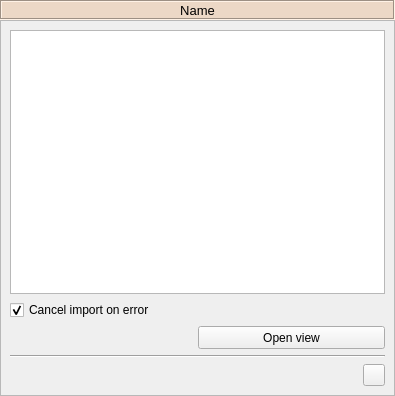
First picture: the form in spinetoolbox/project_items/combiner/ui/combiner_properties.ui, repository spine-tools/Spine-Toolbox, before the edit.
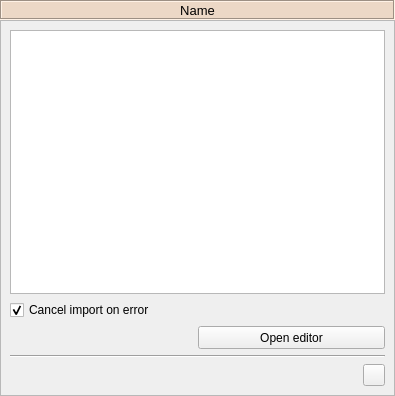
Second picture: the form after the edit. Icons and pictures are not drawn. Custom widgets are drawn as their Qt base class.

Commit message:
Combiner, Data Store, and View Properties button text changed to 'Open editor'
- Some UI widget renaming
- Combiner and View properties context-menus now have 'Open editor' option
- Fixed Combiner Properties context-menu

Re Issue #764

```diff
--- a/spinetoolbox/project_items/combiner/ui/combiner_properties.ui
+++ b/spinetoolbox/project_items/combiner/ui/combiner_properties.ui
@@ -182,7 +182,7 @@
             <string>&lt;html&gt;&lt;head/&gt;&lt;body&gt;&lt;p&gt;Open Data store view for selected db references&lt;/p&gt;&lt;/body&gt;&lt;/html&gt;</string>
            </property>
            <property name="text">
-            <string>Open view</string>
+            <string>Open editor</string>
            </property>
           </widget>
          </item>
```
Left out of the diff: 8 changed lines with no effect on the pictures. The commit also changes 13 other files.
